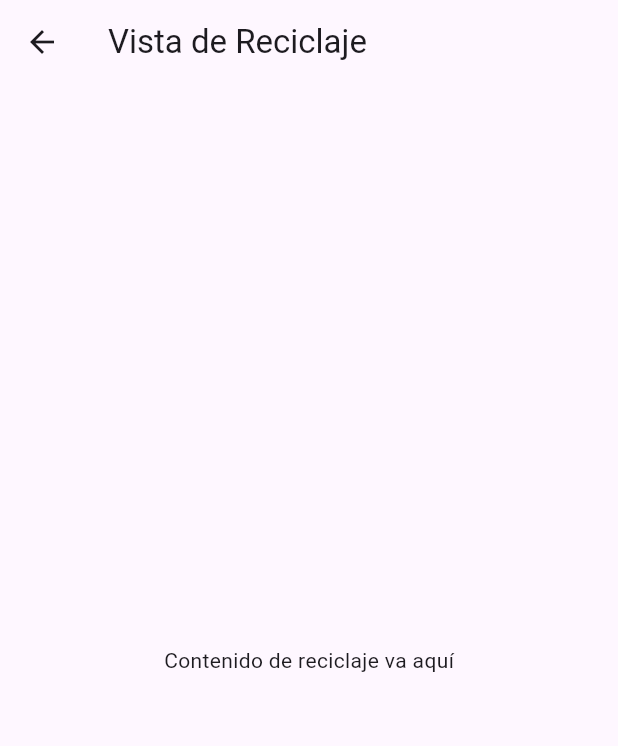
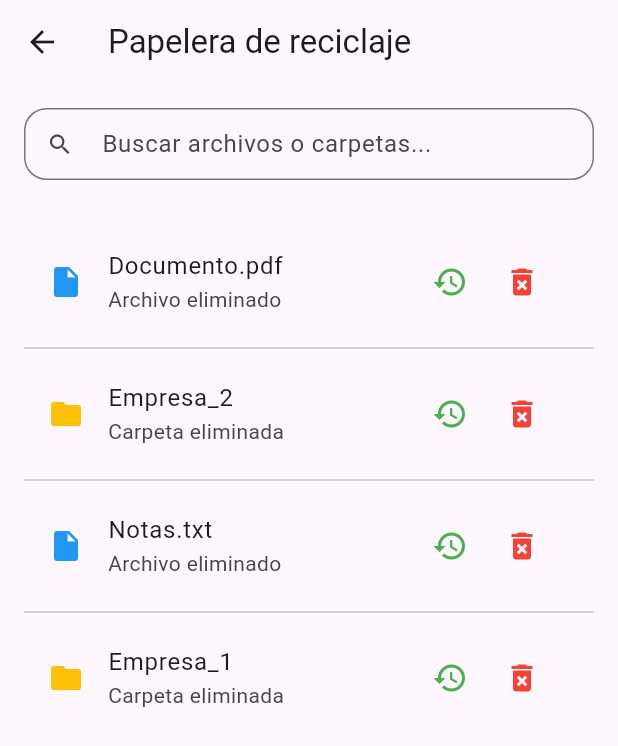
Before and after one commit to sebsanchez99/ArchivaCore, a Flutter app: the RecyclingView screen opened directly, on a phone screen of 412 x 824 dp. Shown: the top 746 px of the screen. Run offline on Flutter 3.47's test engine with Material 3 defaults, Android fonts, the phone set to English and light mode, and no system bars; our stand-ins replace dio, dotted_border, dropdown_button2, easy_sidemenu, flutter_bloc, flutter_secure_storage and 2 more; accounts and stored records are empty; generated files the repository leaves out were written again; network calls fail.

Commit message:
Agregar vista de notificaciones y papelera

```diff
--- a/frontend/lib/presentation/global/constants/menu_items.dart
+++ b/frontend/lib/presentation/global/constants/menu_items.dart
@@ -20,7 +20,7 @@ final Map<int, Map<String, dynamic>> menuItems = {
   },
   2: {
     "title": "Notificaciones",
-    "icon": Icon(Icons.folder),
+    "icon": Icon(Icons.notifications),
     "widget": NotificationView(),
   },
   3: {
@@ -28,7 +28,7 @@ final Map<int, Map<String, dynamic>> menuItems = {
     "icon": Icon(LucideIcons.bot),
     "widget": ResumeAnalizerView(),
   },
-  3: {
+  4: {
     "title": "Reciclaje",
     "icon": Icon(Icons.delete),
     "widget": RecyclingView(),
--- a/frontend/lib/presentation/pages/recycling/view/recycling_view.dart
+++ b/frontend/lib/presentation/pages/recycling/view/recycling_view.dart
@@ -1,17 +1,126 @@
 import 'package:flutter/material.dart';
 
-class RecyclingView extends StatelessWidget {
+class RecyclingView extends StatefulWidget {
   const RecyclingView({super.key});
 
   @override
+  State<RecyclingView> createState() => _RecyclingViewState();
+}
 
+class _RecyclingViewState extends State<RecyclingView> {
+  final TextEditingController _searchController = TextEditingController();
+
+  // Lista original de archivos y carpetas eliminados
+  final List<Map<String, dynamic>> _reciclados = [
+    {
+      'nombre': 'Documento.pdf',
+      'tipo': 'archivo',
+      'icono': Icons.insert_drive_file,
+    },
+    {'nombre': 'Empresa_2', 'tipo': 'carpeta', 'icono': Icons.folder},
+    {
+      'nombre': 'Notas.txt',
+      'tipo': 'archivo',
+      'icono': Icons.insert_drive_file,
+    },
+    {'nombre': 'Empresa_1', 'tipo': 'carpeta', 'icono': Icons.folder},
+  ];
+
+  String _search = '';
+
+  @override
+  void dispose() {
+    _searchController.dispose();
+    super.dispose();
+  }
+
+  @override
   Widget build(BuildContext context) {
+    // Filtra la lista según el texto de búsqueda
+    final List<Map<String, dynamic>> recicladosFiltrados =
+        _reciclados
+            .where(
+              (item) =>
+                  item['nombre'].toLowerCase().contains(_search.toLowerCase()),
+            )
+            .toList();
+
     return Scaffold(
-      appBar: AppBar(
-        title: Text('Vista de Reciclaje'),
-      ),
-      body: Center(
-        child: Text('Contenido de reciclaje va aquí'),
+      appBar: AppBar(title: Text('Papelera de reciclaje')),
+      body: Column(
+        children: [
+          Padding(
+            padding: const EdgeInsets.all(16),
+            child: TextField(
+              controller: _searchController,
+              decoration: InputDecoration(
+                hintText: 'Buscar archivos o carpetas...',
+                prefixIcon: Icon(Icons.search),
+                border: OutlineInputBorder(
+                  borderRadius: BorderRadius.circular(15),
+                ),
+                isDense: true,
+              ),
+              onChanged: (value) {
+                setState(() {
+                  _search = value;
+                });
+              },
+            ),
+          ),
+          Expanded(
+            child:
+                recicladosFiltrados.isEmpty
+                    ? Center(
+                      child: Text('No hay archivos o carpetas en la papelera.'),
+                    )
+                    : ListView.separated(
+                      padding: const EdgeInsets.all(16),
+                      itemCount: recicladosFiltrados.length,
+                      separatorBuilder: (_, __) => Divider(),
+                      itemBuilder: (context, index) {
+                        final item = recicladosFiltrados[index];
+                        return ListTile(
+                          leading: Icon(
+                            item['icono'],
+                            color:
+                                item['tipo'] == 'carpeta'
+                                    ? Colors.amber
+                                    : Colors.blue,
+                          ),
+                          title: Text(item['nombre']),
+                          subtitle: Text(
+                            item['tipo'] == 'carpeta'
+                                ? 'Carpeta eliminada'
+                                : 'Archivo eliminado',
+                          ),
+                          trailing: Row(
+                            mainAxisSize: MainAxisSize.min,
+                            children: [
+                              IconButton(
+                                tooltip: 'Restaurar',
+                                icon: Icon(Icons.restore, color: Colors.green),
+                                onPressed: () {
+                                  // Acción para restaurar el archivo o carpeta
+                                },
+                              ),
+                              IconButton(
+                                tooltip: 'Eliminar definitivamente',
+                                icon: Icon(
+                                  Icons.delete_forever,
+                                  color: Colors.red,
+                                ),
+                                onPressed: () {
+                                  // Acción para eliminar definitivamente
+                                },
+                              ),
+                            ],
+                          ),
+                        );
+                      },
+                    ),
+          ),
+        ],
       ),
     );
   }
```
Also changed, not shown: frontend/lib/presentation/pages/file_explorer/bloc/file_explorer_state.dart (line endings or trailing spaces).
